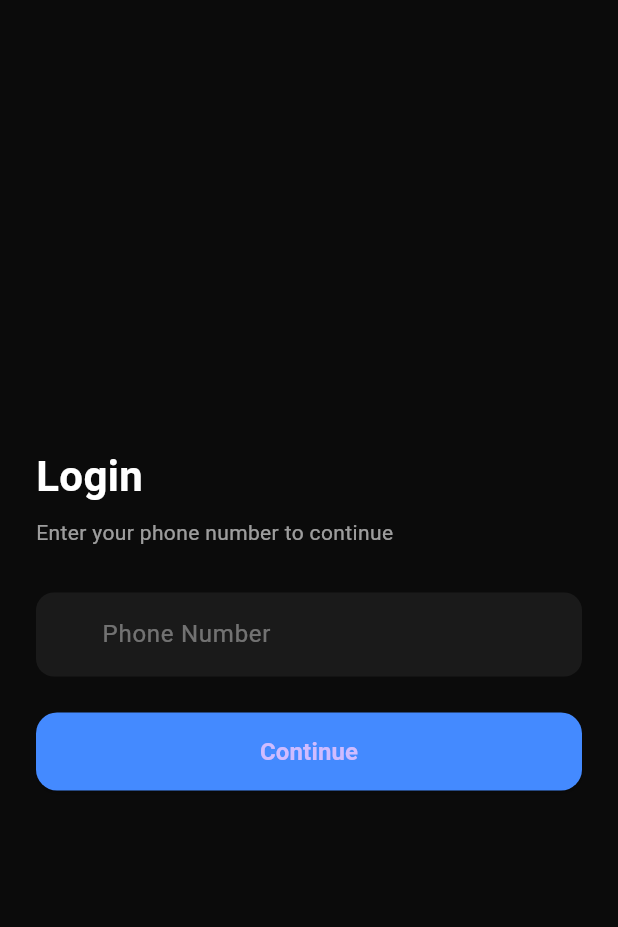
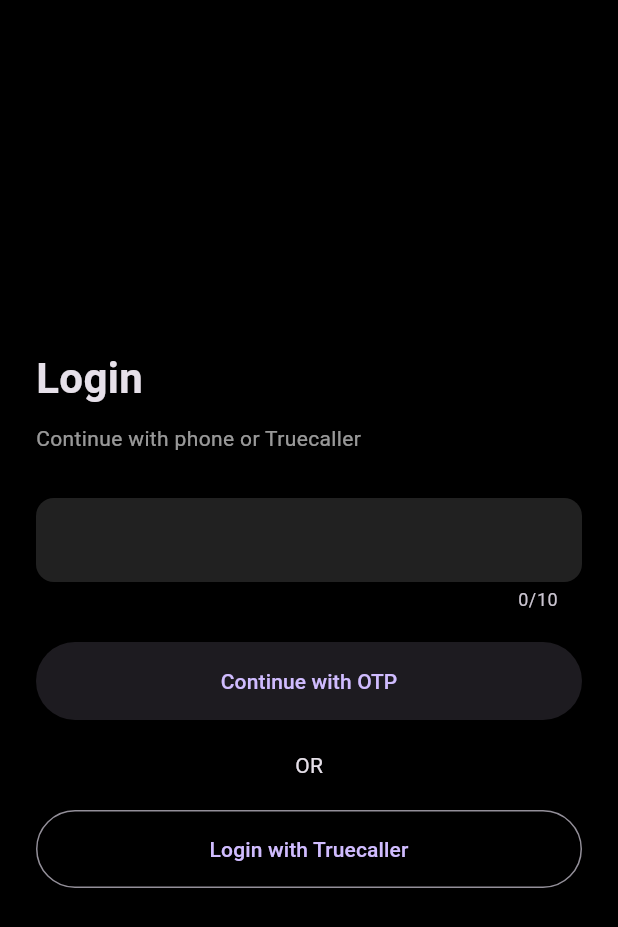
Before and after one commit to spark16x/fixo.go, a Flutter app: the screen it shows after launch, on a phone screen of 412 x 824 dp. Shown: the top 927 px of the screen. Run offline on Flutter 3.47's test engine with Material 3 defaults, Android fonts, the light colour scheme and no system bars; our stand-ins replace firebase_auth, firebase_core, flutter_map, latlong2; missing offline and left inert: truecaller_sdk; accounts and stored records are empty.

Commit message:
Update login.dart

```diff
--- a/app/lib/screens/login.dart
+++ b/app/lib/screens/login.dart
@@ -1,6 +1,9 @@
 import 'package:flutter/material.dart';
 import 'package:firebase_auth/firebase_auth.dart';
+import 'package:truecaller_sdk/truecaller_sdk.dart';
+
 import 'otp.dart';
+import 'home.dart';
 
 class LoginScreen extends StatefulWidget {
   const LoginScreen({super.key});
@@ -10,8 +13,92 @@
 }
 
 class _LoginScreenState extends State<LoginScreen> {
-  final TextEditingController phoneController = TextEditingController();
-  bool isLoading = false;
+
+  final phoneController = TextEditingController();
+  bool loading = false;
+
+  @override
+  void initState() {
+    super.initState();
+
+    TruecallerSdk.initializeSDK(
+      sdkOptions: TruecallerSdkScope.SDK_OPTION_WITH_OTP,
+      consentMode: TruecallerSdkScope.CONSENT_MODE_POPUP,
+      loginTextPrefix: TruecallerSdkScope.LOGIN_TEXT_PREFIX_TO_GET_STARTED,
+      loginTextSuffix: TruecallerSdkScope.LOGIN_TEXT_SUFFIX_PLEASE_LOGIN,
+    );
+  }
+
+  // ================= OTP =================
+
+  Future<void> sendOtp() async {
+    final phone = phoneController.text.trim();
+
+    if (phone.length != 10) {
+      _msg("Invalid number");
+      return;
+    }
+
+    setState(() => loading = true);
+
+    await FirebaseAuth.instance.verifyPhoneNumber(
+      phoneNumber: "+91$phone",
+
+      verificationCompleted: (cred) async {
+        await FirebaseAuth.instance.signInWithCredential(cred);
+        _goHome();
+      },
+
+      verificationFailed: (e) {
+        setState(() => loading = false);
+        _msg(e.message ?? "OTP Failed");
+      },
+
+      codeSent: (id, _) {
+        setState(() => loading = false);
+
+        Navigator.push(
+          context,
+          MaterialPageRoute(
+            builder: (_) => OtpScreen(verificationId: id),
+          ),
+        );
+      },
+
+      codeAutoRetrievalTimeout: (_) {
+        setState(() => loading = false);
+      },
+    );
+  }
+
+  // ================= TRUECALLER =================
+
+  Future<void> loginTruecaller() async {
+
+    final res = await TruecallerSdk.getProfile();
+
+    if (res['success'] == true) {
+      _goHome();
+    } else {
+      _msg("Truecaller cancelled");
+    }
+  }
+
+  // ================= HELPERS =================
+
+  void _goHome() {
+    if (!mounted) return;
+
+    Navigator.pushReplacement(
+      context,
+      MaterialPageRoute(builder: (_) => const HomeScreen()),
+    );
+  }
+
+  void _msg(String s) {
+    ScaffoldMessenger.of(context)
+        .showSnackBar(SnackBar(content: Text(s)));
+  }
 
   @override
   void dispose() {
@@ -19,85 +106,49 @@
     super.dispose();
   }
 
-  Future<void> sendOtp() async {
-    final phone = phoneController.text.trim();
-
-    if (phone.length != 10) {
-      ScaffoldMessenger.of(context).showSnackBar(
-        const SnackBar(content: Text('Enter a valid 10-digit phone number')),
-      );
-      return;
-    }
-
-    setState(() => isLoading = true);
-
-    await FirebaseAuth.instance.verifyPhoneNumber(
-      phoneNumber: '+91$phone',
-      verificationCompleted: (credential) async {
-        await FirebaseAuth.instance.signInWithCredential(credential);
-      },
-      verificationFailed: (e) {
-        setState(() => isLoading = false);
-        ScaffoldMessenger.of(context).showSnackBar(
-          SnackBar(content: Text(e.message ?? 'Verification failed')),
-        );
-      },
-      codeSent: (verificationId, _) {
-        setState(() => isLoading = false);
-
-        if (!context.mounted) return;
-
-        Navigator.push(
-          context,
-          MaterialPageRoute(
-            builder: (_) => OtpScreen(verificationId: verificationId),
-          ),
-        );
-      },
-      codeAutoRetrievalTimeout: (_) {
-        setState(() => isLoading = false);
-      },
-    );
-  }
+  // ================= UI =================
 
   @override
   Widget build(BuildContext context) {
     return Scaffold(
-      backgroundColor: const Color(0xFF0B0B0B),
+      backgroundColor: Colors.black,
+
       body: Padding(
-        padding: const EdgeInsets.symmetric(horizontal: 24),
+        padding: const EdgeInsets.all(24),
+
         child: Column(
           mainAxisAlignment: MainAxisAlignment.center,
           crossAxisAlignment: CrossAxisAlignment.start,
+
           children: [
+
             const Text(
-              'Login',
+              "Login",
               style: TextStyle(
                 fontSize: 28,
                 fontWeight: FontWeight.bold,
-                color: Colors.white,
               ),
             ),
-            const SizedBox(height: 8),
+
+            const SizedBox(height: 10),
+
             const Text(
-              'Enter your phone number to continue',
+              "Continue with phone or Truecaller",
               style: TextStyle(color: Colors.white60),
             ),
+
             const SizedBox(height: 30),
 
+            // Phone field
             TextField(
               controller: phoneController,
+              maxLength: 10,
               keyboardType: TextInputType.phone,
-              style: const TextStyle(color: Colors.white),
-              maxLength: 10,
+
               decoration: InputDecoration(
-                counterText: '',
-                prefixText: '+91 ',
-                prefixStyle: const TextStyle(color: Colors.white),
-                hintText: 'Phone Number',
-                hintStyle: const TextStyle(color: Colors.white38),
+                prefixText: "+91 ",
                 filled: true,
-                fillColor: const Color(0xFF1A1A1A),
+                fillColor: Colors.grey[900],
                 border: OutlineInputBorder(
                   borderRadius: BorderRadius.circular(12),
                   borderSide: BorderSide.none,
@@ -105,28 +156,35 @@
               ),
             ),
 
-            const SizedBox(height: 24),
+            const SizedBox(height: 20),
 
+            // OTP
             SizedBox(
               width: double.infinity,
               height: 52,
+
               child: ElevatedButton(
-                onPressed: isLoading ? null : sendOtp,
-                style: ElevatedButton.styleFrom(
-                  backgroundColor: Colors.blueAccent,
-                  shape: RoundedRectangleBorder(
-                    borderRadius: BorderRadius.circular(14),
-                  ),
-                ),
-                child: isLoading
-                    ? const CircularProgressIndicator(color: Colors.white)
-                    : const Text(
-                        'Continue',
-                        style: TextStyle(
-                          fontSize: 16,
-                          fontWeight: FontWeight.bold,
-                        ),
-                      ),
+                onPressed: loading ? null : sendOtp,
+                child: loading
+                    ? const CircularProgressIndicator()
+                    : const Text("Continue with OTP"),
+              ),
+            ),
+
+            const SizedBox(height: 20),
+
+            const Center(child: Text("OR")),
+
+            const SizedBox(height: 20),
+
+            // Truecaller
+            SizedBox(
+              width: double.infinity,
+              height: 52,
+
+              child: OutlinedButton(
+                onPressed: loginTruecaller,
+                child: const Text("Login with Truecaller"),
               ),
             ),
           ],
```
